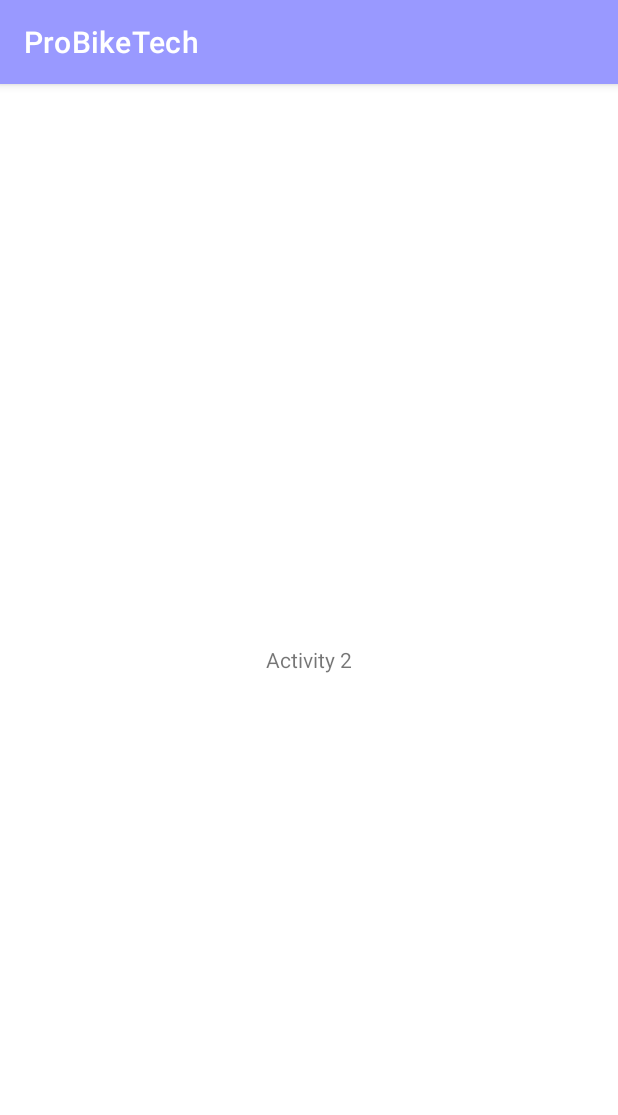
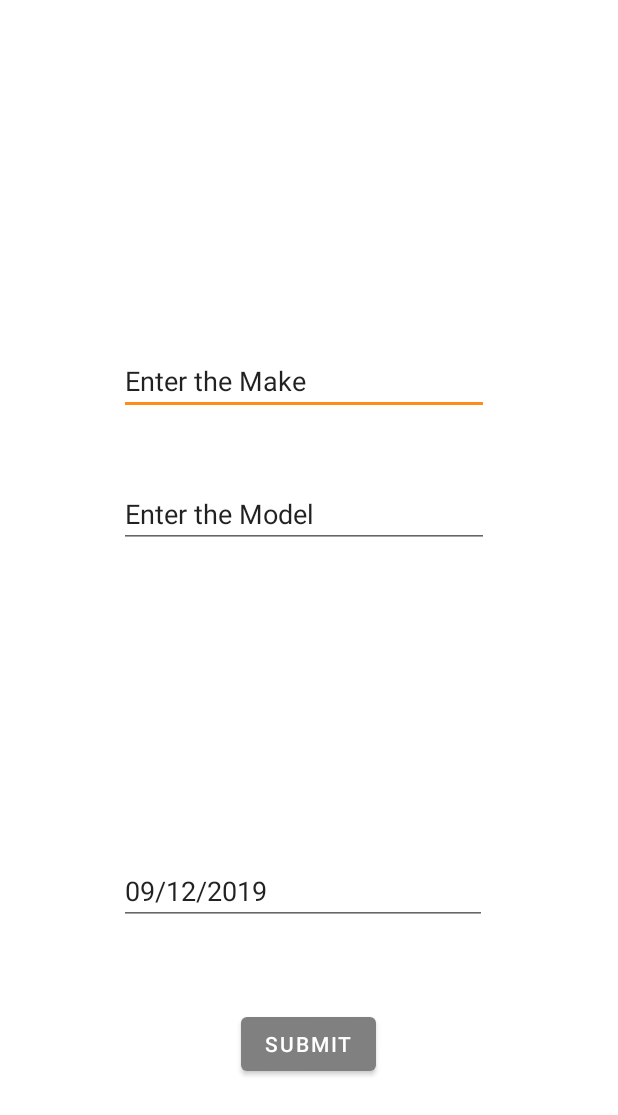
Before and after one commit to lukecachia/mobilecomputingA2, an Android app: the AddBikeActivity screen opened directly, with no data from a screen before it, on a phone screen of 412 x 824 dp. Shown: the top 1115 px of the screen. Run offline under Robolectric (Android 15) with nearby library versions, the phone set to English and light mode, and no system bars.

Commit message:
Created the layout XML and Java class for both AddBikeActivity and AddActivityActivity. Created the front end for the AddBikeActivity and added some functionalities to it. The TextView clear on click and the date of purchase is automatically filled with the date of the day.

```diff
--- a/app/src/main/AndroidManifest.xml
+++ b/app/src/main/AndroidManifest.xml
@@ -11,8 +11,8 @@
         android:supportsRtl="true"
         android:theme="@style/AppTheme"
         tools:ignore="GoogleAppIndexingWarning">
-        <activity android:name=".main.AddBikeActivity"></activity>
-        <!-- <activity android:name=".main.MainActivity"> -->
+        <activity android:name=".main.AddActivityActivity"></activity>
+        <activity android:name=".main.AddBikeActivity" /> <!-- <activity android:name=".main.MainActivity"> -->
         <!-- <intent-filter> -->
         <!-- <action android:name="android.intent.action.MAIN" /> -->
         <!-- <category android:name="android.intent.category.LAUNCHER" /> -->
@@ -27,10 +27,15 @@
 
                 <category android:name="android.intent.category.LAUNCHER" />
             </intent-filter>
-        </activity> <!-- main act -->
+        </activity>
+
+
+        <!-- main act -->
         <activity
             android:name=".main.MainActivity"
             android:theme="@style/Theme.MaterialComponents.Light.NoActionBar" />
+
+
     </application>
 
 </manifest>
--- /dev/null
+++ b/app/src/main/java/com/example/assignment2/main/AddActivityActivity.java
@@ -0,0 +1,16 @@
+package com.example.assignment2.main;
+
+import androidx.appcompat.app.AppCompatActivity;
+
+import android.os.Bundle;
+
+import com.example.assignment2.R;
+
+public class AddActivityActivity extends AppCompatActivity {
+
+    @Override
+    protected void onCreate(Bundle savedInstanceState) {
+        super.onCreate(savedInstanceState);
+        setContentView(R.layout.activity_add_activity);
+    }
+}
--- a/app/src/main/java/com/example/assignment2/main/AddBikeActivity.java
+++ b/app/src/main/java/com/example/assignment2/main/AddBikeActivity.java
@@ -3,14 +3,58 @@ package com.example.assignment2.main;
 import androidx.appcompat.app.AppCompatActivity;
 
 import android.os.Bundle;
+import android.view.View;
+import android.widget.TextView;
 
 import com.example.assignment2.R;
 
+import java.text.SimpleDateFormat;
+import java.util.Calendar;
+import java.util.Date;
+
 public class AddBikeActivity extends AppCompatActivity {
+
+    private TextView makeTxtView;
+    private TextView modelTxtView;
+    private TextView dopTxtView;
+
+    //Getting todays date
+    Date date = Calendar.getInstance().getTime();
+    SimpleDateFormat formatter = new SimpleDateFormat("dd/MM/yyyy");
+    String todaysDate = formatter.format(date);
+
+
 
     @Override
     protected void onCreate(Bundle savedInstanceState) {
         super.onCreate(savedInstanceState);
         setContentView(R.layout.activity_add_bike);
+
+        makeTxtView  = findViewById(R.id.bikeBrand);
+        modelTxtView = findViewById(R.id.bikeModel);
+        dopTxtView   = findViewById(R.id.bikeDOP);
+
+        makeTxtView.setOnClickListener(new View.OnClickListener() {
+            @Override
+            public void onClick(View v) {
+                makeTxtView.setText("");
+            }
+        });
+
+        modelTxtView.setOnClickListener(new View.OnClickListener() {
+            @Override
+            public void onClick(View v) {
+                modelTxtView.setText("");
+            }
+        });
+
+        //Auto filling the date in the text view
+        dopTxtView.setText(todaysDate);
+
+
+
     }
+
+
+
 }
--- a/app/src/main/java/com/example/assignment2/main/MainActivity.java
+++ b/app/src/main/java/com/example/assignment2/main/MainActivity.java
@@ -48,10 +48,19 @@ public class MainActivity extends AppCompatActivity {
             }
         });
 
+        //Method to enable the action btn to open the add bike screen
         fabAddBike.setOnClickListener(new View.OnClickListener() {
             @Override
             public void onClick(View v) {
                 openAddBikeActivity();
+            }
+        });
+
+        //Method to enable the action btn to open the add activity screen
+        fabAddActivity.setOnClickListener(new View.OnClickListener() {
+            @Override
+            public void onClick(View v) {
+                openAddActivityActivity();
             }
         });
 
@@ -61,5 +70,11 @@ public class MainActivity extends AppCompatActivity {
     public void openAddBikeActivity(){
         Intent intent =  new Intent(this, AddBikeActivity.class);
         startActivity(intent);
+
+    }
+
+    public void openAddActivityActivity(){
+        Intent intent = new Intent(this, AddActivityActivity.class);
+        startActivity(intent);
     }
 }
--- /dev/null
+++ b/app/src/main/res/layout/activity_add_activity.xml
@@ -0,0 +1,9 @@
+<?xml version="1.0" encoding="utf-8"?>
+<RelativeLayout xmlns:android="http://schemas.android.com/apk/res/android"
+    xmlns:app="http://schemas.android.com/apk/res-auto"
+    xmlns:tools="http://schemas.android.com/tools"
+    android:layout_width="match_parent"
+    android:layout_height="match_parent"
+    tools:context=".main.AddActivityActivity">
+
+</RelativeLayout>
--- a/app/src/main/res/layout/activity_add_bike.xml
+++ b/app/src/main/res/layout/activity_add_bike.xml
@@ -6,11 +6,62 @@
     android:layout_height="match_parent"
     tools:context=".main.AddBikeActivity">
 
-    <TextView
+<!--    <include-->
+<!--        android:id="@+id/toolbar"-->
+<!--        android:text="@string/addBike_name"-->
+<!--        layout="@layout/toolbar" />-->
+
+    <EditText
+        android:id="@+id/bikeBrand"
+        android:layout_width="246dp"
+        android:layout_height="wrap_content"
+        android:layout_alignParentStart="true"
+        android:layout_alignParentTop="true"
+        android:layout_alignParentEnd="true"
+        android:layout_gravity="center"
+        android:layout_marginStart="79dp"
+        android:layout_marginTop="231dp"
+        android:layout_marginEnd="86dp"
+        android:cursorVisible="true"
+        android:ems="10"
+        android:inputType="textCapWords"
+        android:text="@string/addBike_brand" />
+
+    <EditText
+        android:id="@+id/bikeDOP"
+        android:layout_width="245dp"
+        android:layout_height="wrap_content"
+        android:layout_alignParentStart="true"
+        android:layout_alignParentEnd="true"
+        android:layout_alignParentBottom="true"
+        android:layout_marginStart="79dp"
+        android:layout_marginEnd="87dp"
+        android:layout_marginBottom="207dp"
+        android:ems="10"
+        android:inputType="date"
+        android:text="@string/addBike_dop" />
+
+    <EditText
+        android:id="@+id/bikeModel"
+        android:layout_width="246dp"
+        android:layout_height="wrap_content"
+        android:layout_alignParentStart="true"
+        android:layout_alignParentTop="true"
+        android:layout_alignParentEnd="true"
+        android:layout_marginStart="79dp"
+        android:layout_marginTop="320dp"
+        android:layout_marginEnd="86dp"
+        android:ems="10"
+        android:inputType="textCapWords"
+        android:text="@string/addBike_Model" />
+
+    <Button
+        android:id="@+id/bikeAddSubmitBtn"
         android:layout_width="wrap_content"
         android:layout_height="wrap_content"
-        android:text="Activity 2"
-        android:layout_centerVertical="true"
-        android:layout_centerHorizontal="true" />
+        android:layout_alignParentBottom="true"
+        android:layout_centerHorizontal="true"
+        android:layout_marginBottom="104dp"
+        android:text="@string/addBike_submit" />
 
 </RelativeLayout>
--- a/app/src/main/res/values/colors.xml
+++ b/app/src/main/res/values/colors.xml
@@ -1,6 +1,6 @@
 <?xml version="1.0" encoding="utf-8"?>
 <resources>
-    <color name="colorPrimary">#9999ff</color>
+    <color name="colorPrimary">#808080</color>
     <color name="colorPrimaryDark">#1a53ff</color>
     <color name="colorAccent">#ff8c1a</color>
 </resources>
--- a/app/src/main/res/values/strings.xml
+++ b/app/src/main/res/values/strings.xml
@@ -1,3 +1,10 @@
 <resources>
     <string name="app_name">ProBikeTech</string>
+    <string name="addBike_name">Add a new Bike</string>
+    <string name="addActivity_name">Add a new Activity</string>
+
+    <string name="addBike_brand">Enter the Make</string>
+    <string name="addBike_Model">Enter the Model</string>
+    <string name="addBike_submit">Submit</string>
+    <string name="addBike_dop">Enter the Date of Purchase</string>
 </resources>
--- a/app/src/main/res/values/styles.xml
+++ b/app/src/main/res/values/styles.xml
@@ -1,7 +1,7 @@
 <resources>
 
     <!-- Base application theme. -->
-    <style name="AppTheme" parent="Theme.MaterialComponents.Light.DarkActionBar">
+    <style name="AppTheme" parent="Theme.MaterialComponents.Light.NoActionBar">
         <!-- Customize your theme here. -->
         <item name="colorPrimary">@color/colorPrimary</item>
         <item name="colorPrimaryDark">@color/colorPrimaryDark</item>
```
